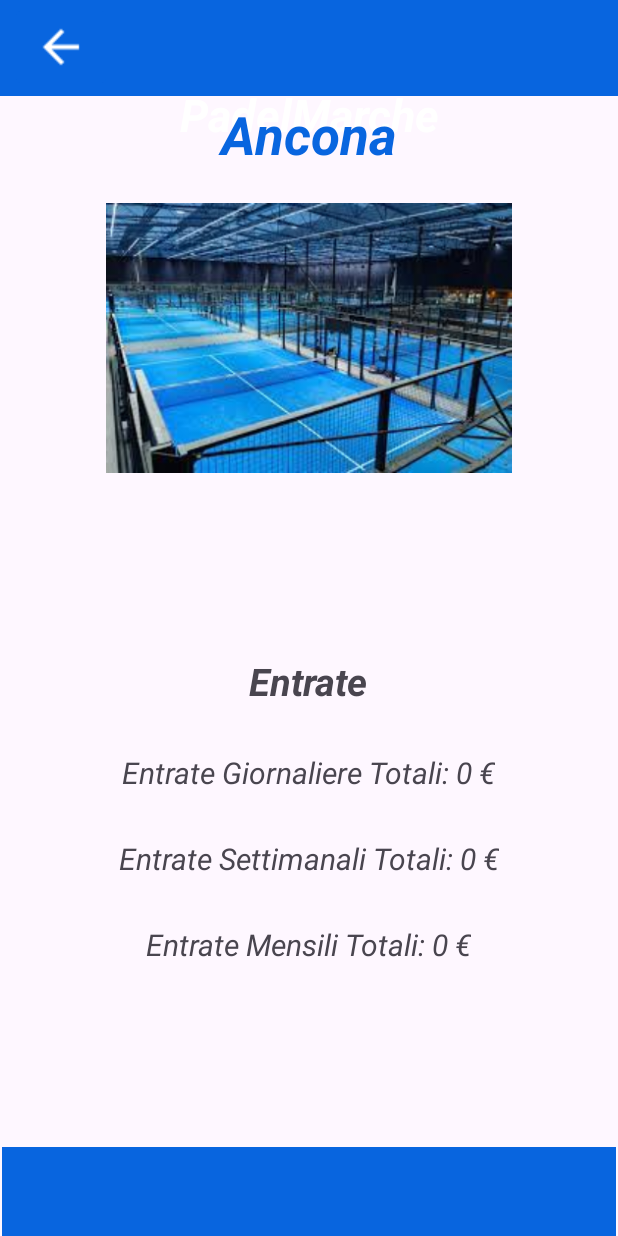
After one commit to Alexpugnaloni/PadelMarcheOfficial, an Android app: the AnconaActivity screen opened directly, with no data from a screen before it, on a phone screen of 412 x 824 dp. The commit adds this screen. Run offline under Robolectric (Android 15) with nearby library versions, the phone set to English and light mode, and no system bars; our stand-ins replace Firebase (no records; nobody signed in at launch, a user with empty details on screens opened directly).

Commit message:
Statistiche Sedi

```diff
--- a/app/src/main/AndroidManifest.xml
+++ b/app/src/main/AndroidManifest.xml
@@ -12,6 +12,9 @@
         android:supportsRtl="true"
         android:theme="@style/Theme.PadelMarcheOfficial"
         tools:targetApi="31">
+        <activity
+            android:name=".superadmin.AnconaActivity"
+            android:exported="false" />
         <activity
             android:name=".superadmin.SuperadminActivity"
             android:exported="false" />
--- /dev/null
+++ b/app/src/main/java/com/example/padelmarcheofficial/superadmin/AnconaActivity.kt
@@ -0,0 +1,58 @@
+package com.example.padelmarcheofficial.superadmin
+
+import android.content.Intent
+import android.os.Bundle
+import android.widget.ImageButton
+import androidx.appcompat.app.AppCompatActivity
+import androidx.lifecycle.Observer
+import androidx.lifecycle.ViewModelProvider
+import com.example.padelmarcheofficial.MainActivity
+import com.example.padelmarcheofficial.R
+import com.example.padelmarcheofficial.databinding.ActivityAnconaBinding
+import com.example.padelmarcheofficial.databinding.ActivityNostriCentriBinding
+
+class AnconaActivity : AppCompatActivity() {
+
+    private lateinit var binding: ActivityAnconaBinding
+    private lateinit var frecciaBack: ImageButton
+    private lateinit var superadminViewModel: SuperadminViewModel
+
+    override fun onCreate(savedInstanceState: Bundle?) {
+        super.onCreate(savedInstanceState)
+        binding = ActivityAnconaBinding.inflate(layoutInflater)
+        setContentView(binding.root)
+
+        frecciaBack = findViewById<ImageButton>(R.id.frecciatoolbar)
+        frecciaBack.setOnClickListener {
+            val intent = Intent(this, SuperadminActivity::class.java)
+            intent.putExtra("centroSportivoId", "ge42drMdBlsI3MUuVeuX")
+            startActivity(intent)
+        }
+
+        superadminViewModel = ViewModelProvider(this).get(SuperadminViewModel::class.java)
+
+
+        val centroSportivoId = intent.getStringExtra("centroSportivoId") ?: ""
+        superadminViewModel.caricaNumPrenotazioniOggiPerCentroSportivo(centroSportivoId)
+        superadminViewModel.caricaNumPrenotazioniSettimanaPassataPerCentroSportivo(centroSportivoId)
+        superadminViewModel.caricaNumPrenotazioniMesePassatoPerCentroSportivo(centroSportivoId)
+
+
+        superadminViewModel.numPrenotazioniCentroSportivoOggi.observe(this, Observer { numPrenotazioni ->
+            val totaleInEuro = numPrenotazioni * 60
+            binding.textentrategiornaliereTotView.text = "Entrate Giornaliere Totali: $totaleInEuro €"
+        })
+
+        superadminViewModel.numPrenotazioniCentroSportivoSettimanaPassata.observe(this, Observer { numPrenotazioni ->
+            val totaleInEuro = numPrenotazioni * 60
+            binding.textentrateSettimanaliTotView.text = "Entrate Settimanali Totali: $totaleInEuro €"
+        })
+
+
+        superadminViewModel.numPrenotazioniCentroSportivoMesePassato.observe(this, Observer { numPrenotazioni ->
+            val totaleInEuro = numPrenotazioni * 60
+            binding.textentrateMensiliTotView.text = "Entrate Mensili Totali: $totaleInEuro €"
+        })
+
+    }
+}
--- a/app/src/main/java/com/example/padelmarcheofficial/superadmin/SuperadminActivity.kt
+++ b/app/src/main/java/com/example/padelmarcheofficial/superadmin/SuperadminActivity.kt
@@ -82,7 +82,7 @@ class SuperadminActivity : AppCompatActivity(), LifecycleOwner {
                 }
 
                 R.id.nav_centroAncona -> {
-                    startActivity(Intent(this, AdminPrenotaUnaPartitaActivity::class.java))
+                    startActivity(Intent(this, AnconaActivity::class.java))
                     true
 
                 }
--- a/app/src/main/java/com/example/padelmarcheofficial/superadmin/SuperadminViewModel.kt
+++ b/app/src/main/java/com/example/padelmarcheofficial/superadmin/SuperadminViewModel.kt
@@ -30,6 +30,18 @@ class SuperadminViewModel : ViewModel() {
     private val _numUtentiIscritti = MutableLiveData<Int>()
     val numUtentiIscritti: LiveData<Int>
         get() = _numUtentiIscritti
+
+    private val _numPrenotazioniCentroSportivoOggi = MutableLiveData<Int>()
+    val numPrenotazioniCentroSportivoOggi: LiveData<Int>
+        get() = _numPrenotazioniCentroSportivoOggi
+
+    private val _numPrenotazioniCentroSportivoSettimanaPassata = MutableLiveData<Int>()
+    val numPrenotazioniCentroSportivoSettimanaPassata: LiveData<Int>
+        get() = _numPrenotazioniCentroSportivoSettimanaPassata
+
+    private val _numPrenotazioniCentroSportivoMesePassato = MutableLiveData<Int>()
+    val numPrenotazioniCentroSportivoMesePassato: LiveData<Int>
+        get() = _numPrenotazioniCentroSportivoMesePassato
 
     fun checkSuperadminisLoggato() : Boolean{
         if(auth.currentUser != null)
@@ -68,12 +80,34 @@ class SuperadminViewModel : ViewModel() {
         }
     }
 
+    fun caricaNumPrenotazioniOggiPerCentroSportivo(centroSportivoId: String) {
+        viewModelScope.launch {
+            val numPrenotazioni = gestioneFirebase.contaPrenotazioniOggi(centroSportivoId)
+            _numPrenotazioniCentroSportivoOggi.postValue(numPrenotazioni)
+        }
+    }
+
+    fun caricaNumPrenotazioniSettimanaPassataPerCentroSportivo(centroSportivoId: String) {
+        viewModelScope.launch {
+            val numPrenotazioni = gestioneFirebase.contaPrenotazioniSettimanaPassata(centroSportivoId)
+            _numPrenotazioniCentroSportivoSettimanaPassata.postValue(numPrenotazioni)
+        }
+    }
+
+    fun caricaNumPrenotazioniMesePassatoPerCentroSportivo(centroSportivoId: String) {
+        viewModelScope.launch {
+            val numPrenotazioni = gestioneFirebase.contaPrenotazioniMesePassato(centroSportivoId)
+            _numPrenotazioniCentroSportivoMesePassato.postValue(numPrenotazioni)
+        }
+    }
+
+
 
     /**
      * Funzione che istanzia le prenotazioni effettuando download da Firebase
      */
     suspend fun init() {
-//ci andrà la funzione che ricarica la lista di tutte le prenotazioni
+
     }
 
 }
--- /dev/null
+++ b/app/src/main/res/layout/activity_ancona.xml
@@ -0,0 +1,148 @@
+<?xml version="1.0" encoding="utf-8"?>
+<androidx.constraintlayout.widget.ConstraintLayout xmlns:android="http://schemas.android.com/apk/res/android"
+    xmlns:app="http://schemas.android.com/apk/res-auto"
+    xmlns:tools="http://schemas.android.com/tools"
+    android:layout_width="match_parent"
+    android:layout_height="match_parent"
+    tools:context=".superadmin.AnconaActivity">
+
+    <androidx.appcompat.widget.Toolbar
+        android:id="@+id/toolbargenerale"
+        android:layout_width="match_parent"
+        android:layout_height="?attr/actionBarSize"
+        android:background="@color/blu"
+        app:layout_constraintEnd_toEndOf="parent"
+        app:layout_constraintTop_toTopOf="parent" />
+
+    <TextView
+        android:id="@+id/titolotoolbar"
+        android:layout_width="241dp"
+        android:layout_height="36dp"
+        android:layout_marginTop="9dp"
+        android:layout_marginEnd="85dp"
+        android:layout_marginBottom="686dp"
+        android:text="PadelMarche"
+        android:textAlignment="center"
+        android:textColor="@color/white"
+        android:textSize="30dp"
+        android:textStyle="bold|italic"
+        app:layout_constraintBottom_toBottomOf="parent"
+        app:layout_constraintEnd_toEndOf="parent"
+        app:layout_constraintTop_toTopOf="parent" />
+
+    <ImageButton
+        android:id="@+id/frecciatoolbar"
+        android:layout_width="wrap_content"
+        android:layout_height="wrap_content"
+        android:layout_marginStart="16dp"
+        android:layout_marginTop="9dp"
+        android:layout_marginEnd="347dp"
+        android:backgroundTint="@color/blu"
+        android:scaleX="1.5"
+        android:scaleY="1.5"
+        app:layout_constraintEnd_toEndOf="parent"
+        app:layout_constraintStart_toStartOf="parent"
+        app:layout_constraintTop_toTopOf="parent"
+        app:srcCompat="@drawable/baseline_arrow_back_24" />
+
+    <com.google.android.material.bottomappbar.BottomAppBar
+        android:id="@+id/bottomAppBar"
+        android:layout_width="409dp"
+        android:layout_height="59dp"
+        android:layout_gravity="bottom"
+        android:layout_marginStart="1dp"
+        android:layout_marginEnd="1dp"
+        app:backgroundTint="@color/blu"
+        app:layout_constraintBottom_toBottomOf="parent"
+        app:layout_constraintEnd_toEndOf="parent"
+        app:layout_constraintStart_toStartOf="parent" />
+
+    <TextView
+        android:id="@+id/textAncona"
+        android:layout_width="410dp"
+        android:layout_height="69dp"
+        android:layout_marginTop="66dp"
+        android:layout_marginEnd="1dp"
+        android:text="Ancona"
+        android:textAlignment="center"
+        android:textColor="@color/blu"
+        android:textSize="35dp"
+        android:textStyle="bold|italic"
+        app:layout_constraintEnd_toEndOf="parent"
+        app:layout_constraintStart_toStartOf="parent"
+        app:layout_constraintTop_toTopOf="parent" />
+
+    <ImageView
+        android:id="@+id/imageViewCampo"
+        android:layout_width="340dp"
+        android:layout_height="180dp"
+        android:layout_marginStart="35dp"
+        android:layout_marginEnd="36dp"
+        app:layout_constraintEnd_toEndOf="parent"
+        app:layout_constraintStart_toStartOf="parent"
+        app:layout_constraintTop_toBottomOf="@+id/textAncona"
+        app:srcCompat="@drawable/campopadel1"
+        tools:layout_editor_absoluteY="135dp" />
+
+    <LinearLayout
+        android:id="@+id/linearlayout"
+        android:layout_width="match_parent"
+        android:layout_height="0dp"
+        android:layout_marginTop="8dp"
+        android:gravity="center"
+        android:orientation="vertical"
+        android:layout_marginBottom="8dp"
+        app:layout_constraintBottom_toTopOf="@+id/bottomAppBar"
+        app:layout_constraintEnd_toEndOf="parent"
+        app:layout_constraintStart_toStartOf="parent"
+        app:layout_constraintTop_toBottomOf="@+id/imageViewCampo">
+
+        <TextView
+            android:id="@+id/textEntrateView"
+            android:layout_width="wrap_content"
+            android:layout_height="wrap_content"
+            android:text="Entrate"
+            android:textSize="25dp"
+            android:textStyle="bold|italic"/>
+
+        <Space
+            android:layout_width="match_parent"
+            android:layout_height="30dp"/>
+
+        <TextView
+            android:id="@+id/textentrategiornaliereTotView"
+            android:layout_width="wrap_content"
+            android:layout_height="wrap_content"
+            android:text="Entrate Giornaliere Totali:"
+            android:textSize="20dp"
+            android:textStyle="italic"/>
+
+        <Space
+            android:layout_width="match_parent"
+            android:layout_height="30dp"/>
+
+        <TextView
+            android:id="@+id/textentrateSettimanaliTotView"
+            android:layout_width="wrap_content"
+            android:layout_height="wrap_content"
+            android:text="Entrate Settimanali Totali:"
+            android:textSize="20dp"
+            android:textStyle="italic"/>
+
+        <Space
+            android:layout_width="match_parent"
+            android:layout_height="30dp"/>
+
+        <TextView
+            android:id="@+id/textentrateMensiliTotView"
+            android:layout_width="wrap_content"
+            android:layout_height="wrap_content"
+            android:text="Entrate Mensili Totali:"
+            android:textSize="20dp"
+            android:textStyle="italic"/>
+    </LinearLayout>
+
+
+
+
+</androidx.constraintlayout.widget.ConstraintLayout>
```
